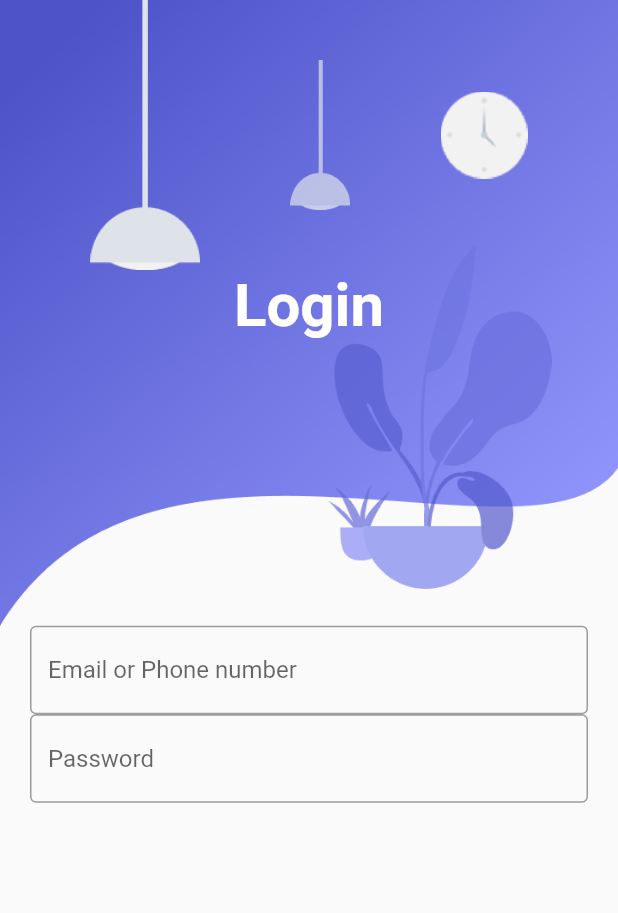
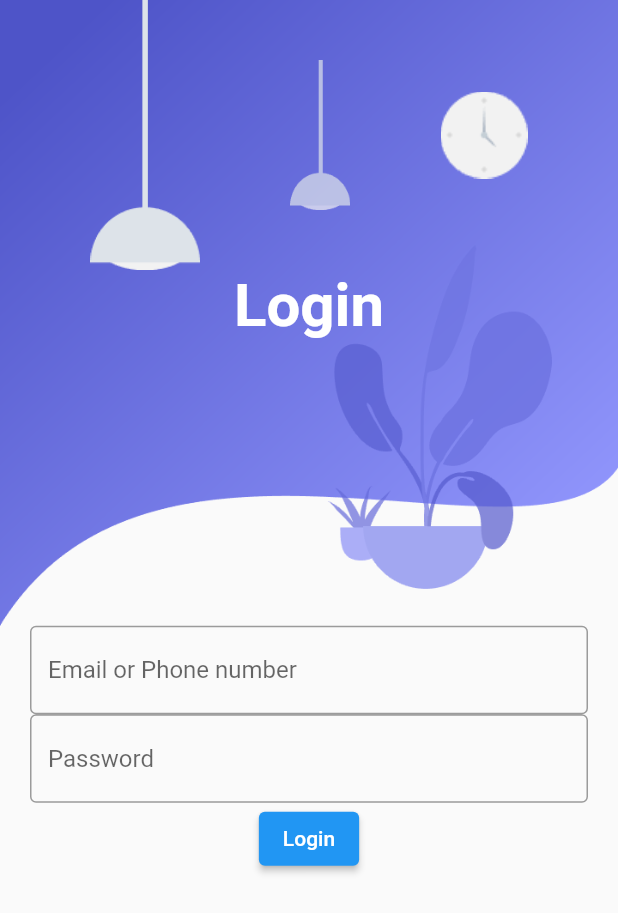
Before and after one commit to NeloverWAburas/LogInRepo, a Flutter app: the screen it shows after launch, on a phone screen of 412 x 824 dp. Shown: the top 913 px of the screen. Run offline on Flutter 3.47's test engine with Material 2 defaults, Android fonts, the phone set to English and light mode, and no system bars.

```diff
--- a/lib/screens/login_screen.dart
+++ b/lib/screens/login_screen.dart
@@ -54,6 +54,7 @@ class LoginScreen extends StatelessWidget {
                   border: OutlineInputBorder(),
                 ),
               ),
+              ElevatedButton(onPressed: (){}, child: Text("Login")),
             ]),
           ),
         )
```
Also changed, not shown: 1 other file.
